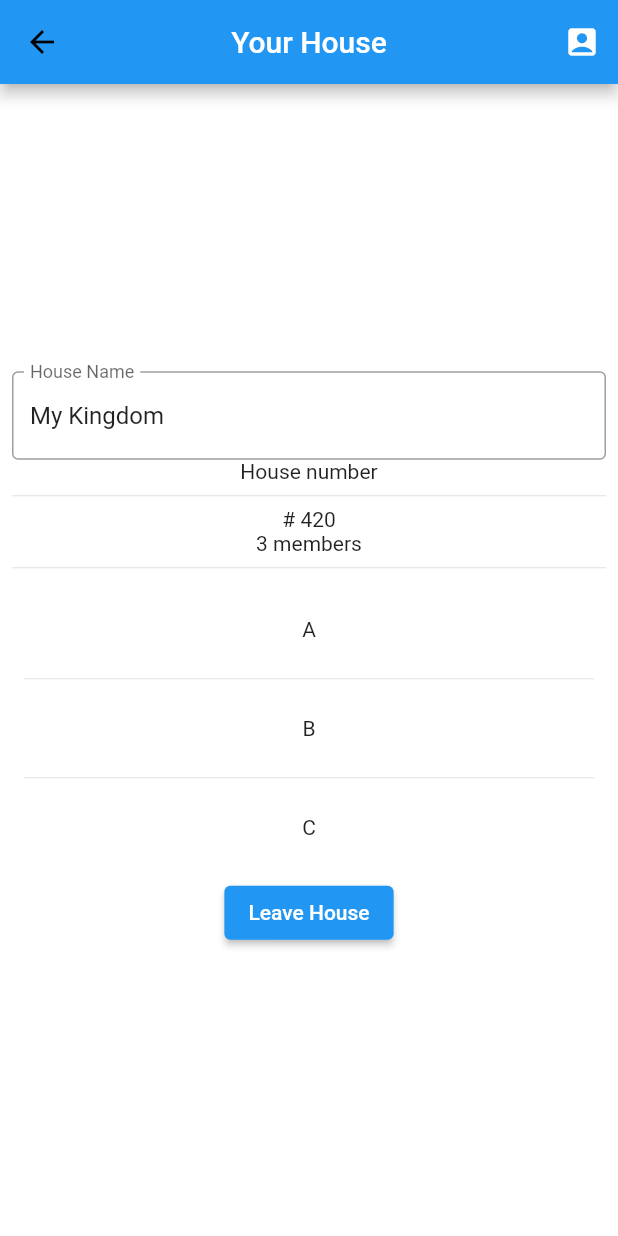
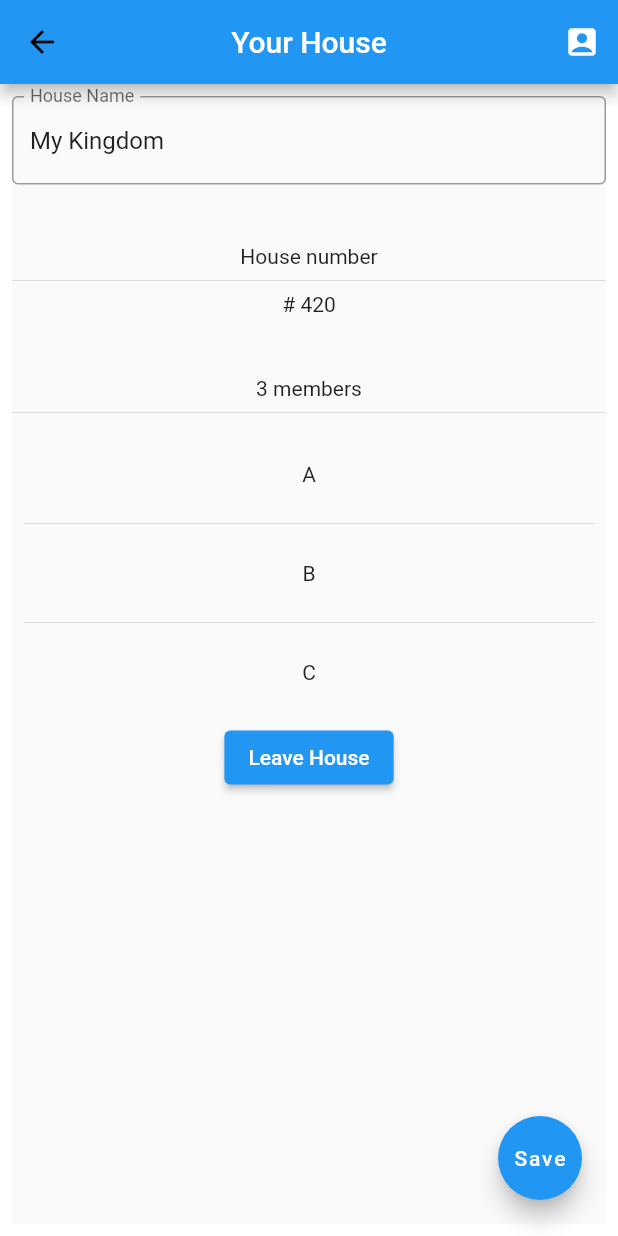
Before and after one commit to TimMaasGeesteranus/group42, a Flutter app: the MyHouseWidget screen opened directly, on a phone screen of 412 x 824 dp. Run offline on Flutter 3.47's test engine with Material 2 defaults, Android fonts, the phone set to English and light mode, and no system bars; our stand-ins replace animated_theme_switcher, flutter_login, shared_preferences, syncfusion_flutter_calendar; accounts and stored records are empty.

Commit message:
Scaffold with save button added

```diff
--- a/Frontend/lib/views/my_house.dart
+++ b/Frontend/lib/views/my_house.dart
@@ -14,6 +14,7 @@ class _MyHouseWidgetState extends State<MyHouseWidget> {
   TextEditingController nameController = TextEditingController();
 
   final List<String> usernames = <String>['A', 'B', 'C']; //Dummy usernames
+  static const double SIZEDBOXHEIGHT = 40;
 
   @override
   Widget build(BuildContext context) {
@@ -22,9 +23,11 @@ class _MyHouseWidgetState extends State<MyHouseWidget> {
         Container(
           padding: const EdgeInsets.all(8),
           color: Theme.of(context).cardColor,
+          child: Scaffold(
+            body: Center(
                 child: Column(
                     crossAxisAlignment: CrossAxisAlignment.center,
-              mainAxisAlignment: MainAxisAlignment.center,
+                    mainAxisAlignment: MainAxisAlignment.start,
                     children: [
                   TextFormField(
                     //controller: nameController,
@@ -34,9 +37,11 @@ class _MyHouseWidgetState extends State<MyHouseWidget> {
                       border: OutlineInputBorder(),
                     ),
                   ),
+                  const SizedBox(height: SIZEDBOXHEIGHT,),
                   const Text("House number"),
                   const Divider(),
                   const Text("#\t" "420"), //TODO insert houseid here
+                  const SizedBox(height: SIZEDBOXHEIGHT,),
                   Text("${usernames.length} members"),
                   const Divider(),
                   ListView.separated(
@@ -56,11 +61,21 @@ class _MyHouseWidgetState extends State<MyHouseWidget> {
                     onPressed: OnLeaveClicked,
                     child: const Text('Leave House'),
                   )
-              ],
-            )));
+                ])),
+            floatingActionButton: FloatingActionButton(
+              onPressed: OnSaveClicked,
+              tooltip: 'Save changes',
+              child: const Text("Save"),
+            ),
+          ),
+        ));
   }
 
   OnLeaveClicked() {
     return;
   }
+
+  OnSaveClicked() {
+    return;
   }
+}
```
Lines whose indentation alone changed are shown as unchanged.
